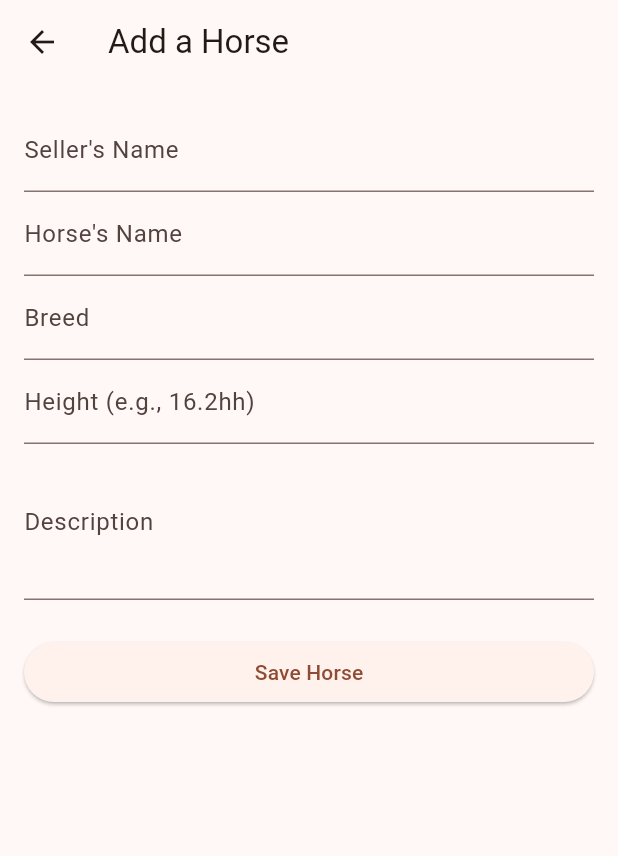
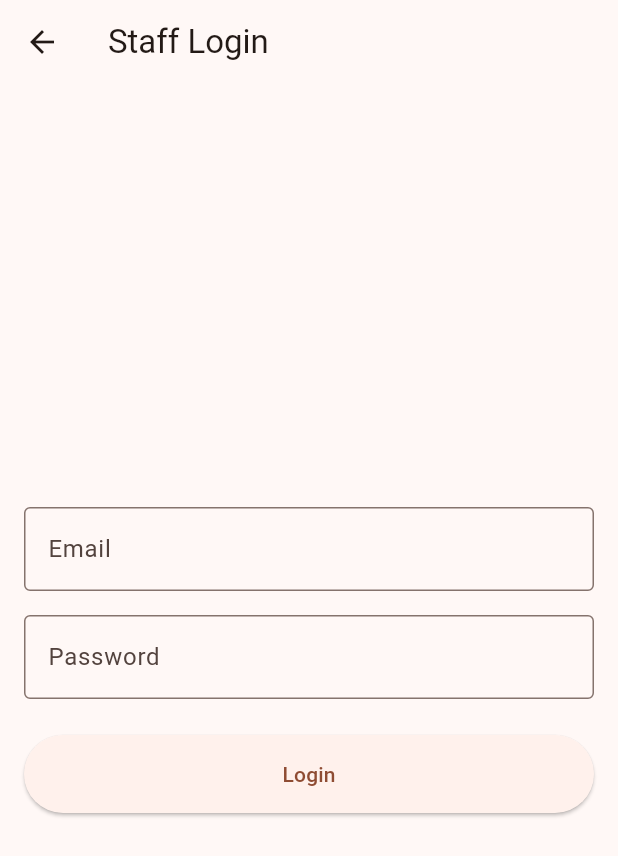
Before and after one commit to MiloszCwynar/EquineApp, a Flutter app: the screen it shows after launch, after a tap on "Add a Horse (Staff)", on a phone screen of 412 x 824 dp. Shown: the top 856 px of the screen. Run offline on Flutter 3.47's test engine with Material 3 defaults, Android fonts, the phone set to English and light mode, and no system bars; our stand-ins replace cloud_firestore, firebase_auth, firebase_core; accounts and stored records are empty; generated files the repository leaves out were written again.

Commit message:
add login before adding a horse

```diff
--- a/lib/main.dart
+++ b/lib/main.dart
@@ -4,6 +4,7 @@ import 'screens/home_page.dart';
 import 'screens/add_horse_page.dart';
 import 'screens/view_horses_page.dart';
 import 'firebase_options.dart';
+import 'screens/login_page.dart';
 
 void main() async {
   // Required to initialize Firebase before the app runs
@@ -29,6 +30,7 @@ class HorseCatalogueApp extends StatelessWidget {
       initialRoute: '/',
       routes: {
         '/': (context) => const Homepage(),
+        '/login': (context) => const LoginScreen(),
         '/add-horse': (context) => const AddHorseScreen(),
         '/view-horses': (context) => const ViewHorsesScreen(),
       },
--- a/lib/screens/home_page.dart
+++ b/lib/screens/home_page.dart
@@ -12,7 +12,7 @@ class Homepage extends StatelessWidget {
           mainAxisAlignment: MainAxisAlignment.center,
           children: [
             ElevatedButton(
-              onPressed: () => Navigator.pushNamed(context, '/add-horse'),
+              onPressed: () => Navigator.pushNamed(context, '/login'),
               child: const Text('Add a Horse (Staff)'),
             ),
             const SizedBox(height: 20),
--- /dev/null
+++ b/lib/screens/login_page.dart
@@ -0,0 +1,106 @@
+import 'package:flutter/material.dart';
+import 'package:firebase_auth/firebase_auth.dart';
+
+class LoginScreen extends StatefulWidget {
+  const LoginScreen({Key? key}) : super(key: key);
+
+  @override
+  State<LoginScreen> createState() => _LoginScreenState();
+}
+
+class _LoginScreenState extends State<LoginScreen> {
+  final _auth = FirebaseAuth.instance;
+  final _formKey = GlobalKey<FormState>();
+  final _emailController = TextEditingController();
+  final _passwordController = TextEditingController();
+
+  bool _isLoading = false;
+  String? _errorMessage;
+
+  Future<void> _login() async {
+    if (!_formKey.currentState!.validate()) return;
+
+    setState(() {
+      _isLoading = true;
+      _errorMessage = null;
+    });
+
+    try {
+      // Attempt to log in with Firebase
+      await _auth.signInWithEmailAndPassword(
+        email: _emailController.text.trim(),
+        password: _passwordController.text.trim(),
+      );
+
+      if (!mounted) return;
+      // On success, go to the Add Horse screen and remove Login from the backstack
+      Navigator.pushReplacementNamed(context, '/add-horse');
+
+    } on FirebaseAuthException catch (e) {
+      setState(() {
+        _errorMessage = e.message ?? 'An error occurred during login.';
+      });
+    } finally {
+      if (mounted) setState(() => _isLoading = false);
+    }
+  }
+
+  @override
+  void dispose() {
+    _emailController.dispose();
+    _passwordController.dispose();
+    super.dispose();
+  }
+
+  @override
+  Widget build(BuildContext context) {
+    return Scaffold(
+      appBar: AppBar(title: const Text('Staff Login')),
+      body: Padding(
+        padding: const EdgeInsets.all(16.0),
+        child: Form(
+          key: _formKey,
+          child: Column(
+            mainAxisAlignment: MainAxisAlignment.center,
+            children: [
+              if (_errorMessage != null) ...[
+                Text(_errorMessage!, style: const TextStyle(color: Colors.red)),
+                const SizedBox(height: 16),
+              ],
+              TextFormField(
+                controller: _emailController,
+                decoration: const InputDecoration(
+                  labelText: 'Email',
+                  border: OutlineInputBorder(),
+                ),
+                keyboardType: TextInputType.emailAddress,
+                validator: (value) => value!.isEmpty ? 'Enter your email' : null,
+              ),
+              const SizedBox(height: 16),
+              TextFormField(
+                controller: _passwordController,
+                decoration: const InputDecoration(
+                  labelText: 'Password',
+                  border: OutlineInputBorder(),
+                ),
+                obscureText: true,
+                validator: (value) => value!.isEmpty ? 'Enter your password' : null,
+              ),
+              const SizedBox(height: 24),
+              _isLoading
+                  ? const CircularProgressIndicator()
+                  : ElevatedButton(
+                onPressed: _login,
+                style: ElevatedButton.styleFrom(
+                  minimumSize: const Size(double.infinity, 50),
+                  padding: const EdgeInsets.all(16),
+                ),
+                child: const Text('Login'),
+              ),
+            ],
+          ),
+        ),
+      ),
+    );
+  }
+}
```
